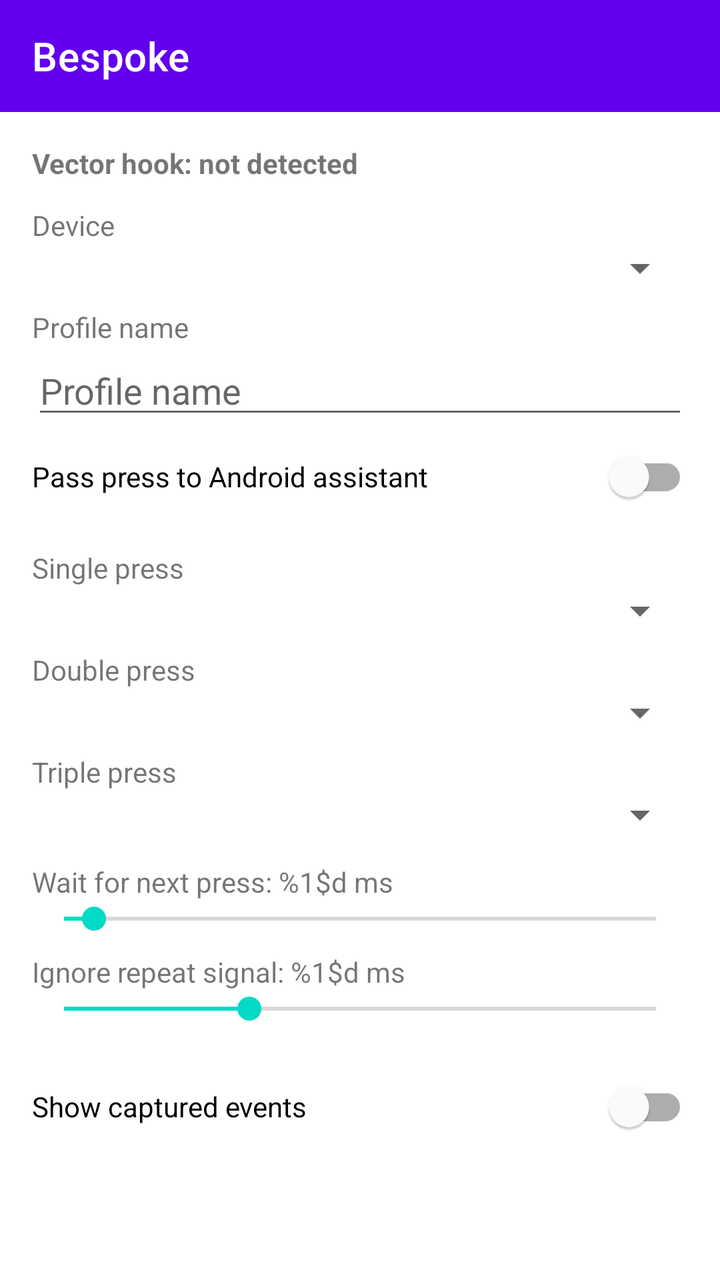
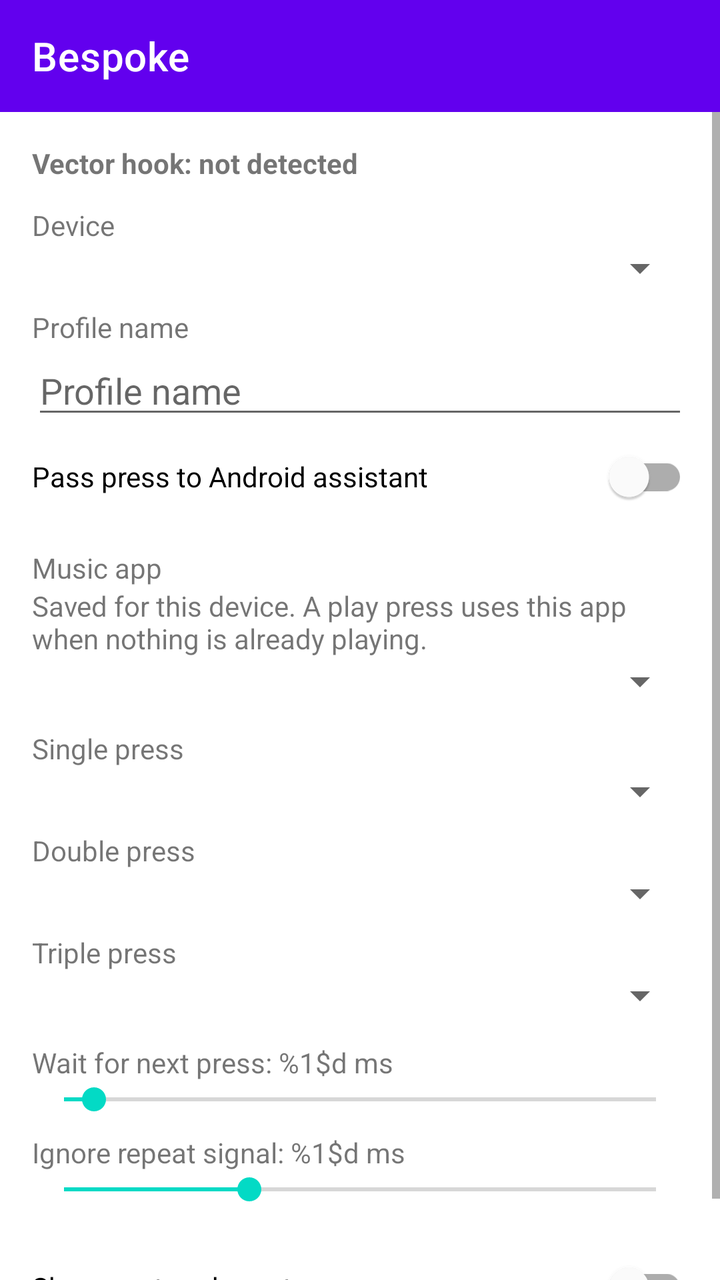

Before-and-after screenshots of an Android layout around one commit, followed by the original layout XML and the change that was made.
<!-- AndroidManifest.xml: application theme Theme.HandsFreeControls -->
<!-- res/layout/activity_main.xml -->
<?xml version="1.0" encoding="utf-8"?>
<LinearLayout xmlns:android="http://schemas.android.com/apk/res/android"
    xmlns:app="http://schemas.android.com/apk/res-auto"
    android:id="@+id/root"
    android:layout_width="match_parent"
    android:layout_height="match_parent"
    android:orientation="vertical">

<com.google.android.material.appbar.MaterialToolbar
    android:id="@+id/toolbar"
    android:layout_width="match_parent"
    android:layout_height="?attr/actionBarSize"
    android:background="?attr/colorPrimary"
    app:title="@string/app_name"
    app:titleTextColor="?attr/colorOnPrimary" />

<ScrollView
    android:layout_width="match_parent"
    android:layout_height="0dp"
    android:layout_weight="1">

<LinearLayout
    android:layout_width="match_parent"
    android:layout_height="wrap_content"
    android:orientation="vertical"
    android:padding="16dp">

    <TextView
        android:id="@+id/xposed_status"
        android:layout_width="match_parent"
        android:layout_height="wrap_content"
        android:paddingBottom="12dp"
        android:text="@string/xposed_status_waiting"
        android:textStyle="bold" />

    <TextView
        android:layout_width="match_parent"
        android:layout_height="wrap_content"
        android:text="@string/device_label" />

    <Spinner
        android:id="@+id/spinner_device"
        android:layout_width="match_parent"
        android:layout_height="wrap_content"
        android:spinnerMode="dropdown" />

    <TextView
        android:layout_width="match_parent"
        android:layout_height="wrap_content"
        android:layout_marginTop="8dp"
        android:text="@string/profile_name_label" />

    <EditText
        android:id="@+id/profile_name"
        android:layout_width="match_parent"
        android:layout_height="wrap_content"
        android:hint="@string/profile_name_label"
        android:imeOptions="actionDone"
        android:importantForAutofill="no"
        android:inputType="textCapWords"
        android:singleLine="true" />

    <com.google.android.material.switchmaterial.SwitchMaterial
        android:id="@+id/switch_pass_to_android"
        android:layout_width="match_parent"
        android:layout_height="wrap_content"
        android:text="@string/pass_to_android" />

    <TextView
        android:layout_width="match_parent"
        android:layout_height="wrap_content"
        android:layout_marginTop="12dp"
        android:text="@string/mapping_single" />

    <Spinner
        android:id="@+id/spinner_single"
        android:layout_width="match_parent"
        android:layout_height="wrap_content"
        android:spinnerMode="dropdown" />

    <TextView
        android:layout_width="match_parent"
        android:layout_height="wrap_content"
        android:layout_marginTop="8dp"
        android:text="@string/mapping_double" />

    <Spinner
        android:id="@+id/spinner_double"
        android:layout_width="match_parent"
        android:layout_height="wrap_content"
        android:spinnerMode="dropdown" />

    <TextView
        android:layout_width="match_parent"
        android:layout_height="wrap_content"
        android:layout_marginTop="8dp"
        android:text="@string/mapping_triple" />

    <Spinner
        android:id="@+id/spinner_triple"
        android:layout_width="match_parent"
        android:layout_height="wrap_content"
        android:spinnerMode="dropdown" />

    <TextView
        android:id="@+id/label_press_window"
        android:layout_width="match_parent"
        android:layout_height="wrap_content"
        android:layout_marginTop="12dp"
        android:text="@string/press_window_label" />

    <SeekBar
        android:id="@+id/seek_press_window"
        android:layout_width="match_parent"
        android:layout_height="wrap_content"
        android:max="316"
        android:min="0"
        android:progress="16" />

    <TextView
        android:id="@+id/label_debounce"
        android:layout_width="match_parent"
        android:layout_height="wrap_content"
        android:layout_marginTop="8dp"
        android:text="@string/debounce_label" />

    <SeekBar
        android:id="@+id/seek_debounce"
        android:layout_width="match_parent"
        android:layout_height="wrap_content"
        android:max="32"
        android:min="0"
        android:progress="10" />

    <com.google.android.material.switchmaterial.SwitchMaterial
        android:id="@+id/switch_show_log"
        android:layout_width="match_parent"
        android:layout_height="wrap_content"
        android:layout_marginTop="16dp"
        android:text="@string/show_event_log" />

    <LinearLayout
        android:id="@+id/event_log_panel"
        android:layout_width="match_parent"
        android:layout_height="wrap_content"
        android:orientation="vertical"
        android:visibility="gone">

    <LinearLayout
        android:layout_width="match_parent"
        android:layout_height="wrap_content"
        android:gravity="center_vertical"
        android:orientation="horizontal">

        <TextView
            android:layout_width="0dp"
            android:layout_height="wrap_content"
            android:layout_weight="1"
            android:text="@string/event_log_title"
            android:textStyle="bold" />

        <Button
            android:id="@+id/btn_clear_log"
            android:layout_width="wrap_content"
            android:layout_height="wrap_content"
            android:text="@string/clear_log" />
    </LinearLayout>

    <TextView
        android:id="@+id/tv_event_log"
        android:layout_width="match_parent"
        android:layout_height="wrap_content"
        android:fontFamily="monospace" />

    </LinearLayout>
</LinearLayout>
</ScrollView>
</LinearLayout>
<!-- resources referenced by this layout -->
<resources>
  <string name="app_name">Bespoke</string>
  <string name="clear_log">Clear log</string>
  <string name="debounce_label">Ignore repeat signal: %1$d ms</string>
  <string name="device_label">Device</string>
  <string name="event_log_title">Captured Events:</string>
  <string name="mapping_double">Double press</string>
  <string name="mapping_single">Single press</string>
  <string name="mapping_triple">Triple press</string>
  <string name="pass_to_android">Pass press to Android assistant</string>
  <string name="press_window_label">Wait for next press: %1$d ms</string>
  <string name="profile_name_label">Profile name</string>
  <string name="show_event_log">Show captured events</string>
  <string name="xposed_status_waiting">Vector hook: not detected</string>
  <style name="Theme.HandsFreeControls" parent="Theme.MaterialComponents.DayNight.NoActionBar">
          
          <item name="colorPrimary">@color/purple_500</item>
          <item name="colorPrimaryVariant">@color/purple_700</item>
          <item name="colorOnPrimary">@color/white</item>
          
          <item name="colorSecondary">@color/teal_200</item>
          <item name="colorSecondaryVariant">@color/teal_700</item>
          <item name="colorOnSecondary">@color/black</item>
          
          <item name="android:statusBarColor">?attr/colorPrimaryVariant</item>
          
      </style>
  <color name="purple_500">#FF6200EE</color>
  <color name="purple_700">#FF3700B3</color>
  <color name="white">#FFFFFFFF</color>
  <color name="teal_200">#FF03DAC5</color>
  <color name="teal_700">#FF018786</color>
  <color name="black">#FF000000</color>
</resources>

<!-- the commit's change to res/layout/activity_main.xml (unified diff, before → after) -->
@@ -65,6 +65,23 @@
         android:layout_width="match_parent"
         android:layout_height="wrap_content"
         android:text="@string/pass_to_android" />
+
+    <TextView
+        android:layout_width="match_parent"
+        android:layout_height="wrap_content"
+        android:layout_marginTop="12dp"
+        android:text="@string/playback_app_label" />
+
+    <TextView
+        android:layout_width="match_parent"
+        android:layout_height="wrap_content"
+        android:text="@string/playback_app_hint" />
+
+    <Spinner
+        android:id="@+id/spinner_playback_app"
+        android:layout_width="match_parent"
+        android:layout_height="wrap_content"
+        android:spinnerMode="dropdown" />
 
     <TextView
         android:layout_width="match_parent"
<!-- resource entries referenced after the edit -->
@@ -9,6 +9,8 @@
   <string name="mapping_single">Single press</string>
   <string name="mapping_triple">Triple press</string>
   <string name="pass_to_android">Pass press to Android assistant</string>
+  <string name="playback_app_hint">Saved for this device. A play press uses this app when nothing is already playing.</string>
+  <string name="playback_app_label">Music app</string>
   <string name="press_window_label">Wait for next press: %1$d ms</string>
   <string name="profile_name_label">Profile name</string>
   <string name="show_event_log">Show captured events</string>
